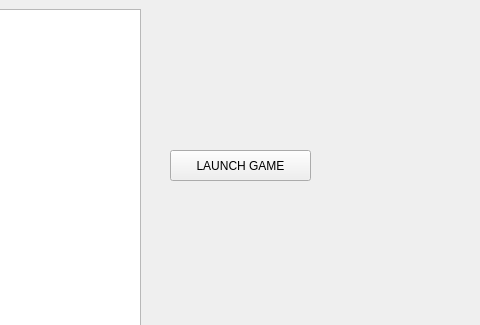
Qt form Resource/UI/Library.ui (HorizonLauncher/Client) before a commit; both pictures show x 124 to 604 and y 0 to 325 of the 787 by 432 pixel window.
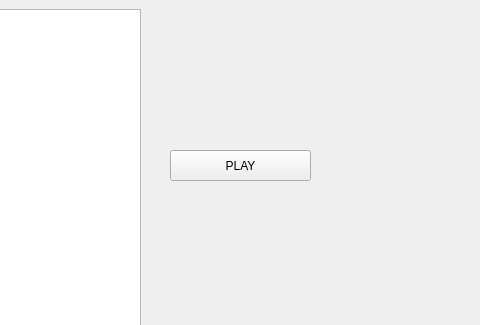
The same form after that commit.

Commit message: Change "LAUNCH GAME" to "PLAY"

What changed in the file:
```diff
--- a/Resource/UI/Library.ui
+++ b/Resource/UI/Library.ui
@@ -131,7 +131,7 @@
          </rect>
         </property>
         <property name="text">
-         <string>LAUNCH GAME</string>
+         <string>PLAY</string>
         </property>
        </widget>
       </widget>
```
